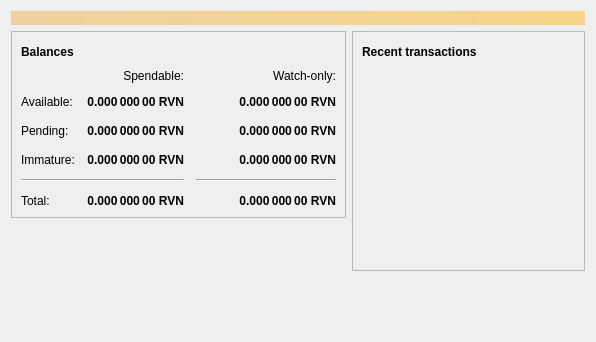
Old version of the form src/qt/forms/overviewpage.ui in the repository RavenProject/Ravencoin.
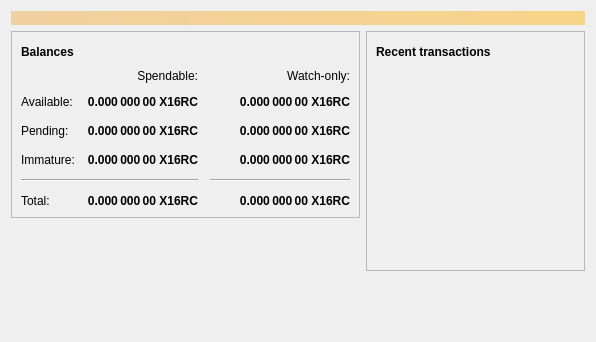
New version of the form. Icons and pictures are not drawn.

```diff
--- a/src/qt/forms/overviewpage.ui
+++ b/src/qt/forms/overviewpage.ui
@@ -129,7 +129,7 @@
                <string>Unconfirmed transactions to watch-only addresses</string>
               </property>
               <property name="text">
-               <string notr="true">0.000 000 00 RVN</string>
+               <string notr="true">0.000 000 00 X16RC</string>
               </property>
               <property name="alignment">
                <set>Qt::AlignRight|Qt::AlignTrailing|Qt::AlignVCenter</set>
@@ -154,7 +154,7 @@
                <string>Total of transactions that have yet to be confirmed, and do not yet count toward the spendable balance</string>
               </property>
               <property name="text">
-               <string notr="true">0.000 000 00 RVN</string>
+               <string notr="true">0.000 000 00 X16RC</string>
               </property>
               <property name="alignment">
                <set>Qt::AlignRight|Qt::AlignTrailing|Qt::AlignVCenter</set>
@@ -179,7 +179,7 @@
                <string>Mined balance in watch-only addresses that has not yet matured</string>
               </property>
               <property name="text">
-               <string notr="true">0.000 000 00 RVN</string>
+               <string notr="true">0.000 000 00 X16RC</string>
               </property>
               <property name="alignment">
                <set>Qt::AlignRight|Qt::AlignTrailing|Qt::AlignVCenter</set>
@@ -237,7 +237,7 @@
                <string>Mined balance that has not yet matured</string>
               </property>
               <property name="text">
-               <string notr="true">0.000 000 00 RVN</string>
+               <string notr="true">0.000 000 00 X16RC</string>
               </property>
               <property name="alignment">
                <set>Qt::AlignRight|Qt::AlignTrailing|Qt::AlignVCenter</set>
@@ -282,7 +282,7 @@
                <string>Your current total balance</string>
               </property>
               <property name="text">
-               <string notr="true">0.000 000 00 RVN</string>
+               <string notr="true">0.000 000 00 X16RC</string>
               </property>
               <property name="alignment">
                <set>Qt::AlignRight|Qt::AlignTrailing|Qt::AlignVCenter</set>
@@ -307,7 +307,7 @@
                <string>Current total balance in watch-only addresses</string>
               </property>
               <property name="text">
-               <string notr="true">0.000 000 00 RVN</string>
+               <string notr="true">0.000 000 00 X16RC</string>
               </property>
               <property name="alignment">
                <set>Qt::AlignRight|Qt::AlignTrailing|Qt::AlignVCenter</set>
@@ -349,7 +349,7 @@
                <string>Your current spendable balance</string>
               </property>
               <property name="text">
-               <string notr="true">0.000 000 00 RVN</string>
+               <string notr="true">0.000 000 00 X16RC</string>
               </property>
               <property name="alignment">
                <set>Qt::AlignRight|Qt::AlignTrailing|Qt::AlignVCenter</set>
@@ -374,7 +374,7 @@
                <string>Your current balance in watch-only addresses</string>
               </property>
               <property name="text">
-               <string notr="true">0.000 000 00 RVN</string>
+               <string notr="true">0.000 000 00 X16RC</string>
               </property>
               <property name="alignment">
                <set>Qt::AlignRight|Qt::AlignTrailing|Qt::AlignVCenter</set>
```
